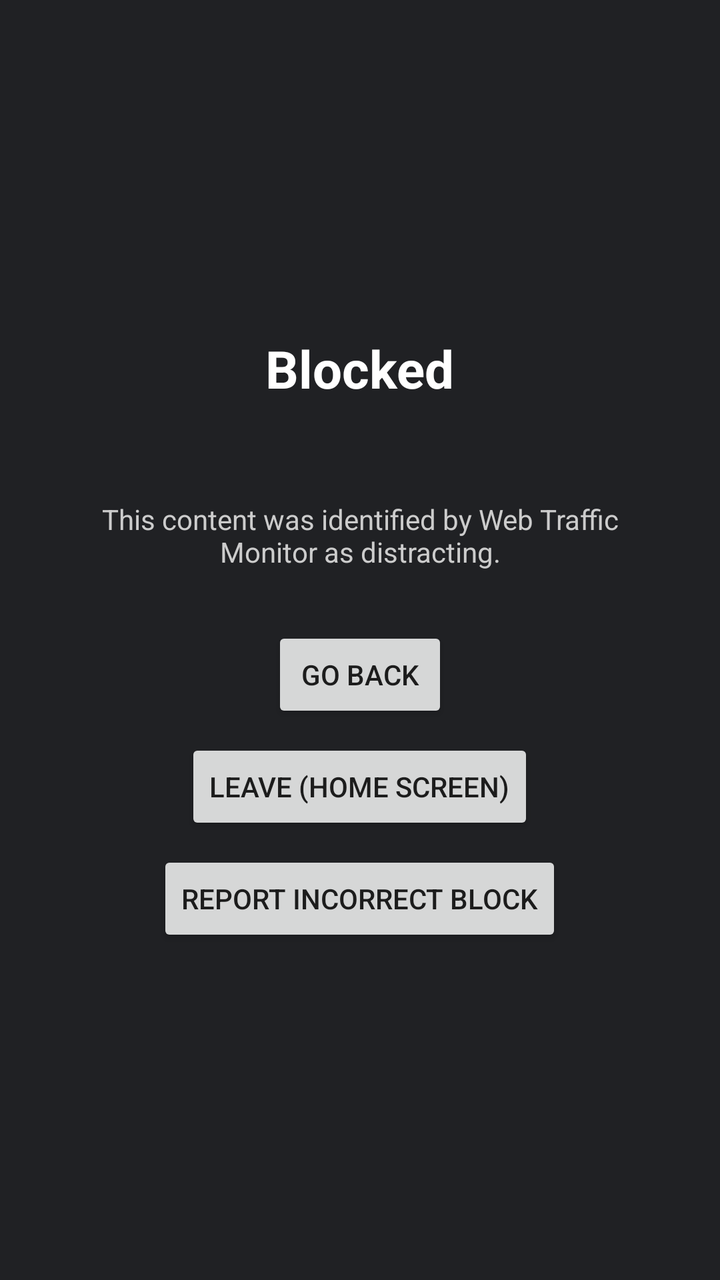
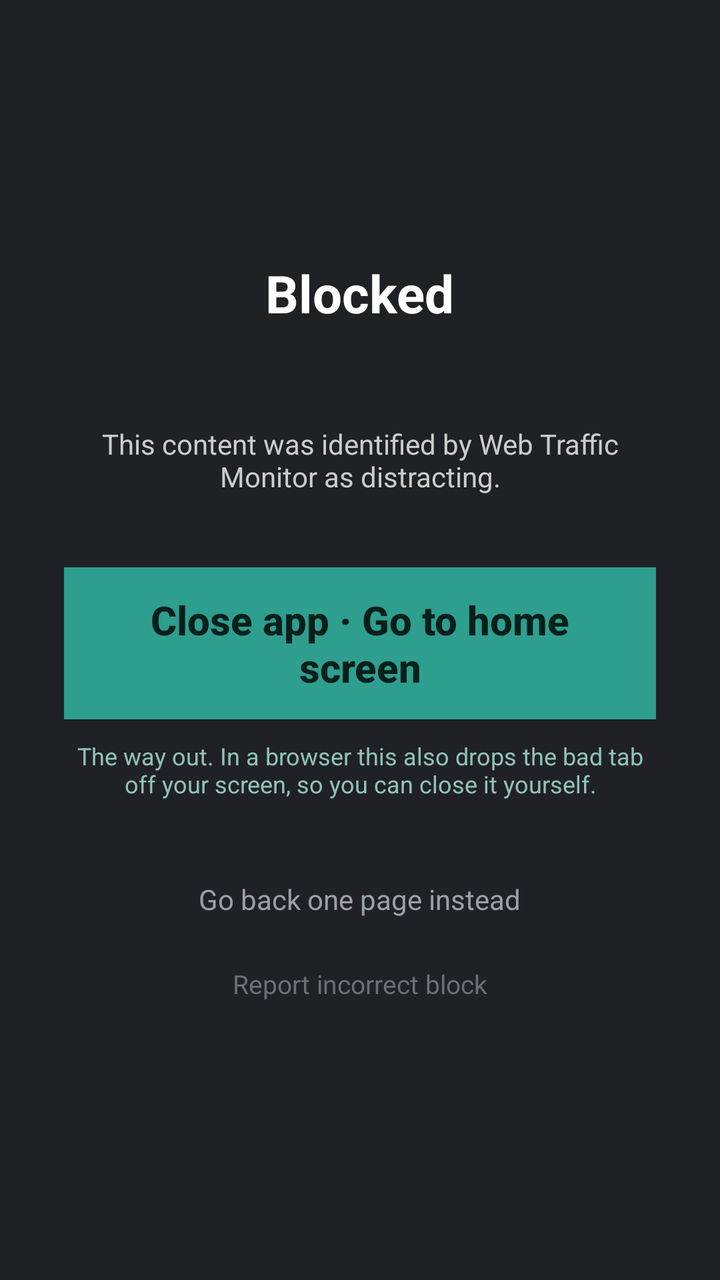

The first picture is an Android layout as it rendered before a commit; the second is the same layout after the commit. The layout source and the unified diff follow.
<!-- AndroidManifest.xml: application theme Theme.WebTrafficMonitor -->
<!-- res/layout/overlay_block.xml -->
<?xml version="1.0" encoding="utf-8"?>
<LinearLayout xmlns:android="http://schemas.android.com/apk/res/android"
    android:layout_width="match_parent"
    android:layout_height="match_parent"
    android:background="#FF202124"
    android:gravity="center"
    android:orientation="vertical"
    android:padding="32dp">

    <TextView
        android:layout_width="wrap_content"
        android:layout_height="wrap_content"
        android:text="@string/block_title"
        android:textColor="#FFFFFF"
        android:textSize="26sp"
        android:textStyle="bold" />

    <TextView
        android:id="@+id/block_reason"
        android:layout_width="wrap_content"
        android:layout_height="wrap_content"
        android:layout_marginTop="12dp"
        android:textColor="#FFD54F"
        android:textSize="18sp" />

    <TextView
        android:layout_width="wrap_content"
        android:layout_height="wrap_content"
        android:layout_marginTop="12dp"
        android:gravity="center"
        android:text="@string/block_explanation"
        android:textColor="#CCCCCC"
        android:textSize="14sp" />

    <Button
        android:id="@+id/btn_go_back"
        android:layout_width="wrap_content"
        android:layout_height="wrap_content"
        android:layout_marginTop="28dp"
        android:text="@string/go_back" />

    <Button
        android:id="@+id/btn_leave"
        android:layout_width="wrap_content"
        android:layout_height="wrap_content"
        android:layout_marginTop="8dp"
        android:text="@string/leave" />

    <Button
        android:id="@+id/btn_report"
        android:layout_width="wrap_content"
        android:layout_height="wrap_content"
        android:layout_marginTop="8dp"
        android:text="@string/report_block" />

</LinearLayout>
<!-- resources referenced by this layout -->
<resources>
  <string name="block_explanation">This content was identified by Web Traffic Monitor as distracting.</string>
  <string name="block_title">Blocked</string>
  <string name="go_back">Go back</string>
  <string name="leave">Leave (home screen)</string>
  <string name="report_block">Report incorrect block</string>
  <style name="Theme.WebTrafficMonitor" parent="Theme.AppCompat.Light.NoActionBar" />
</resources>

<!-- the commit's change to res/layout/overlay_block.xml (unified diff, before → after) -->
@@ -17,14 +17,15 @@
 
     <TextView
         android:id="@+id/block_reason"
-        android:layout_width="wrap_content"
+        android:layout_width="match_parent"
         android:layout_height="wrap_content"
         android:layout_marginTop="12dp"
+        android:gravity="center"
         android:textColor="#FFD54F"
         android:textSize="18sp" />
 
     <TextView
-        android:layout_width="wrap_content"
+        android:layout_width="match_parent"
         android:layout_height="wrap_content"
         android:layout_marginTop="12dp"
         android:gravity="center"
@@ -32,25 +33,54 @@
         android:textColor="#CCCCCC"
         android:textSize="14sp" />
 
+    
     <Button
+        android:id="@+id/btn_leave"
+        android:layout_width="match_parent"
+        android:layout_height="wrap_content"
+        android:layout_marginTop="36dp"
+        android:background="#FF2E9E8F"
+        android:minHeight="76dp"
+        android:paddingLeft="20dp"
+        android:paddingRight="20dp"
+        android:text="@string/leave"
+        android:textAllCaps="false"
+        android:textColor="#FF06201B"
+        android:textSize="20sp"
+        android:textStyle="bold" />
+
+    <TextView
+        android:layout_width="match_parent"
+        android:layout_height="wrap_content"
+        android:layout_marginTop="10dp"
+        android:gravity="center"
+        android:text="@string/leave_hint"
+        android:textColor="#FF8FC2BA"
+        android:textSize="12sp" />
+
+    
+    <TextView
         android:id="@+id/btn_go_back"
         android:layout_width="wrap_content"
         android:layout_height="wrap_content"
-        android:layout_marginTop="28dp"
-        android:text="@string/go_back" />
+        android:layout_marginTop="30dp"
+        android:clickable="true"
+        android:focusable="true"
+        android:padding="10dp"
+        android:text="@string/go_back"
+        android:textColor="#FF9AA0A6"
+        android:textSize="14sp" />
 
-    <Button
-        android:id="@+id/btn_leave"
-        android:layout_width="wrap_content"
-        android:layout_height="wrap_content"
-        android:layout_marginTop="8dp"
-        android:text="@string/leave" />
-
-    <Button
+    <TextView
         android:id="@+id/btn_report"
         android:layout_width="wrap_content"
         android:layout_height="wrap_content"
-        android:layout_marginTop="8dp"
-        android:text="@string/report_block" />
+        android:layout_marginTop="4dp"
+        android:clickable="true"
+        android:focusable="true"
+        android:padding="10dp"
+        android:text="@string/report_block"
+        android:textColor="#FF6B7075"
+        android:textSize="13sp" />
 
 </LinearLayout>
<!-- resource entries referenced after the edit -->
@@ -2,8 +2,9 @@
 <resources>
   <string name="block_explanation">This content was identified by Web Traffic Monitor as distracting.</string>
   <string name="block_title">Blocked</string>
-  <string name="go_back">Go back</string>
-  <string name="leave">Leave (home screen)</string>
+  <string name="go_back">Go back one page instead</string>
+  <string name="leave">Close app · Go to home screen</string>
+  <string name="leave_hint">The way out. In a browser this also drops the bad tab off your screen, so you can close it yourself.</string>
   <string name="report_block">Report incorrect block</string>
   <style name="Theme.WebTrafficMonitor" parent="Theme.AppCompat.Light.NoActionBar" />
 </resources>
